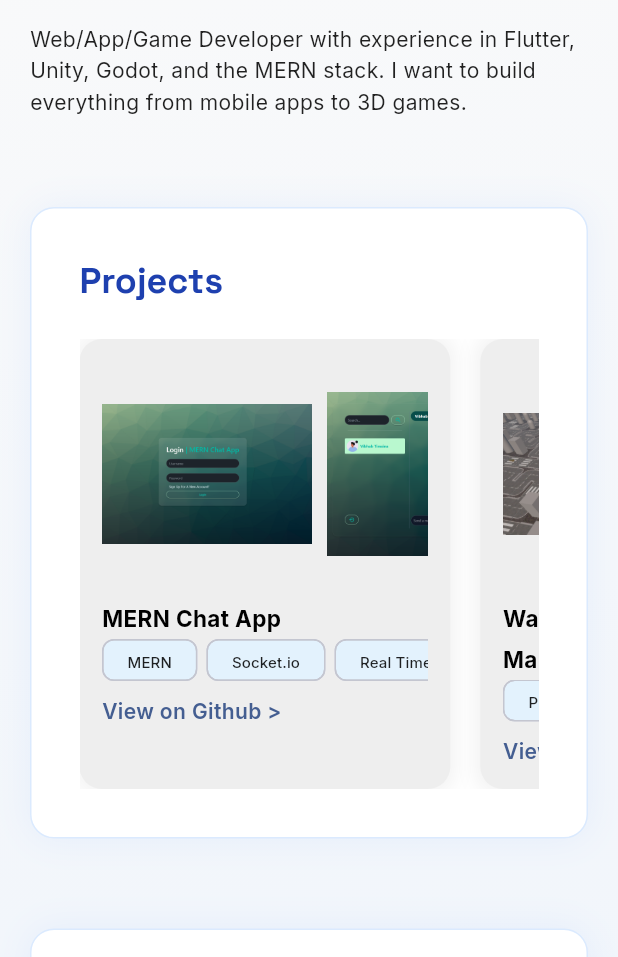
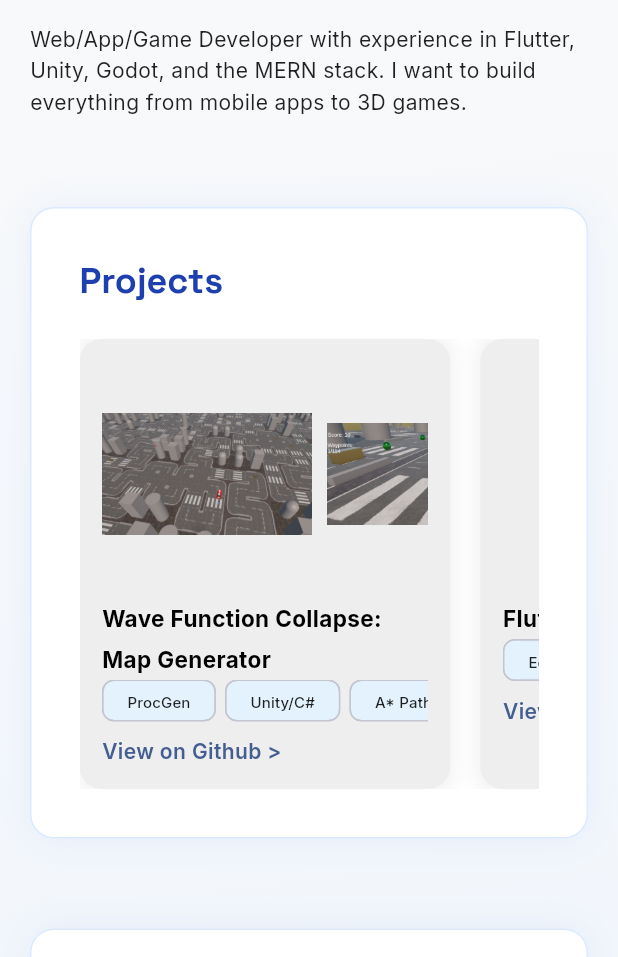
Before and after one commit to Vibhab-T/portfolio-flutter, a Flutter app: the screen it shows after launch, on a phone screen of 412 x 824 dp, the part 279-1236 px from its top. Run offline on Flutter 3.47's test engine with Material 3 defaults, Android fonts, the phone set to English and light mode, and no system bars; our stand-ins replace google_fonts.

Commit message:
added a project

```diff
--- a/lib/data/project_data.dart
+++ b/lib/data/project_data.dart
@@ -1,6 +1,28 @@
 import 'package:portfolio/models/project.dart';
 
 final List<Project> projectList = [
+  Project(
+    title: "Wave Function Collapse: Map Generator",
+    description:
+        "A procedural map generation algorithm’s framework for Unity. Uses tile-based Wave Function Collapse to generate coherent and valid maps. Built for a college project.",
+    link: "https://github.com/Vibhab-T/wfc-procgen-a-star",
+    images: ["assets/WFC.png", "assets/wfc2.png", "assets/wfc3.png"],
+    tags: ["ProcGen", "Unity/C#", "A* Pathdfinding"],
+  ),
+  Project(
+    title: "Flutter E-Commerce",
+    description:
+        "An ecommerce app, made in flutter, to showcase a typical ecommerce design with working cart using state management",
+    link: "https://github.com/Vibhab-T/buy-dune-books",
+    images: [
+      "assets/dune.png",
+      "assets/dune2.png",
+      "assets/dune3.png",
+      "assets/dune4.png",
+      "assets/dune5.png",
+    ],
+    tags: ["Ecommerce", "Flutter", "State Management"],
+  ),
   Project(
     title: "MERN Chat App",
     description:
@@ -8,14 +30,6 @@ final List<Project> projectList = [
     link: "https://github.com/Vibhab-T/express-chat",
     images: ["assets/chat.png", "assets/chat3.png", "assets/chat4.png"],
     tags: ["MERN", "Socket.io", "Real Time"],
-  ),
-  Project(
-    title: "Wave Function Collapse: Map Generator",
-    description:
-        "A procedural map generation algorithm’s framework for Unity. Uses tile-based Wave Function Collapse to generate coherent and valid maps. Built for a college project.",
-    link: "https://github.com/Vibhab-T/wfc-procgen-a-star",
-    images: ["assets/WFC.png", "assets/wfc2.png", "assets/wfc3.png"],
-    tags: ["ProcGen", "Unity/C#", "A* Pathdfinding"],
   ),
   Project(
     title: "Little Knight: 2D Platformer",
```
Also changed, not shown: assets/dune.png (added), assets/dune2.png (added), assets/dune3.png (added), assets/dune4.png (added), assets/dune5.png (added).
